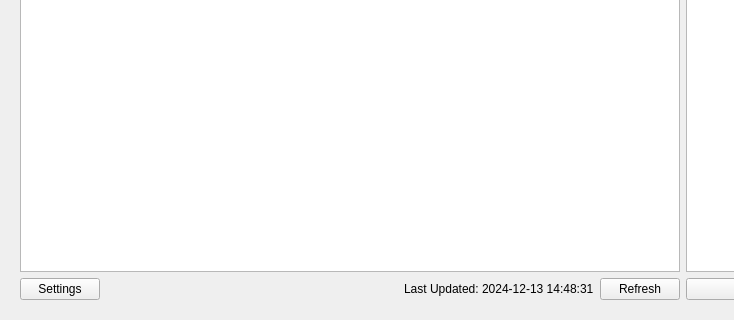
Above: gui/ui/main.ui from jason7599/BOJ-Tracker before the change; both pictures show x 0 to 734 and y 358 to 678 of the 970 by 678 pixel window. Below: the same form after it.
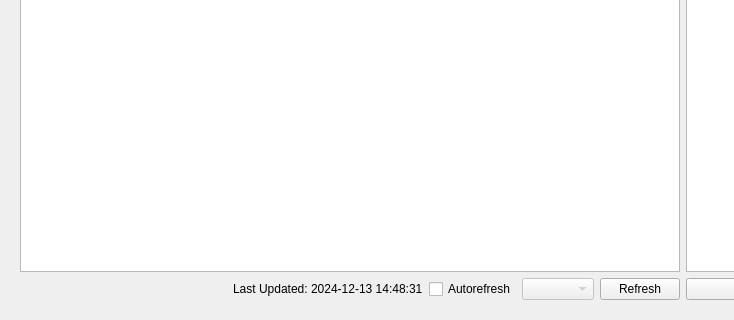
That is the form after the change. Custom widgets are drawn as their Qt base class.

Commit message: autorefresh checkbox & interval combobox added

```diff
--- a/gui/ui/main.ui
+++ b/gui/ui/main.ui
@@ -34,13 +34,6 @@
       </item>
       <item>
        <layout class="QHBoxLayout" name="horizontalLayout">
-        <item>
-         <widget class="QPushButton" name="settings_button">
-          <property name="text">
-           <string>Settings</string>
-          </property>
-         </widget>
-        </item>
         <item>
          <layout class="QHBoxLayout" name="horizontalLayout_2">
           <item>
@@ -63,6 +56,20 @@
             </property>
            </widget>
           </item>
+          <item>
+           <widget class="QCheckBox" name="auto_refresh_button">
+            <property name="text">
+             <string>Autorefresh</string>
+            </property>
+           </widget>
+          </item>
+          <item>
+           <widget class="QComboBox" name="interval_combo_box">
+            <property name="enabled">
+             <bool>false</bool>
+            </property>
+           </widget>
+          </item>
           <item>
            <widget class="QPushButton" name="refresh_button">
             <property name="text">
```
The commit also changes 4 other files.
